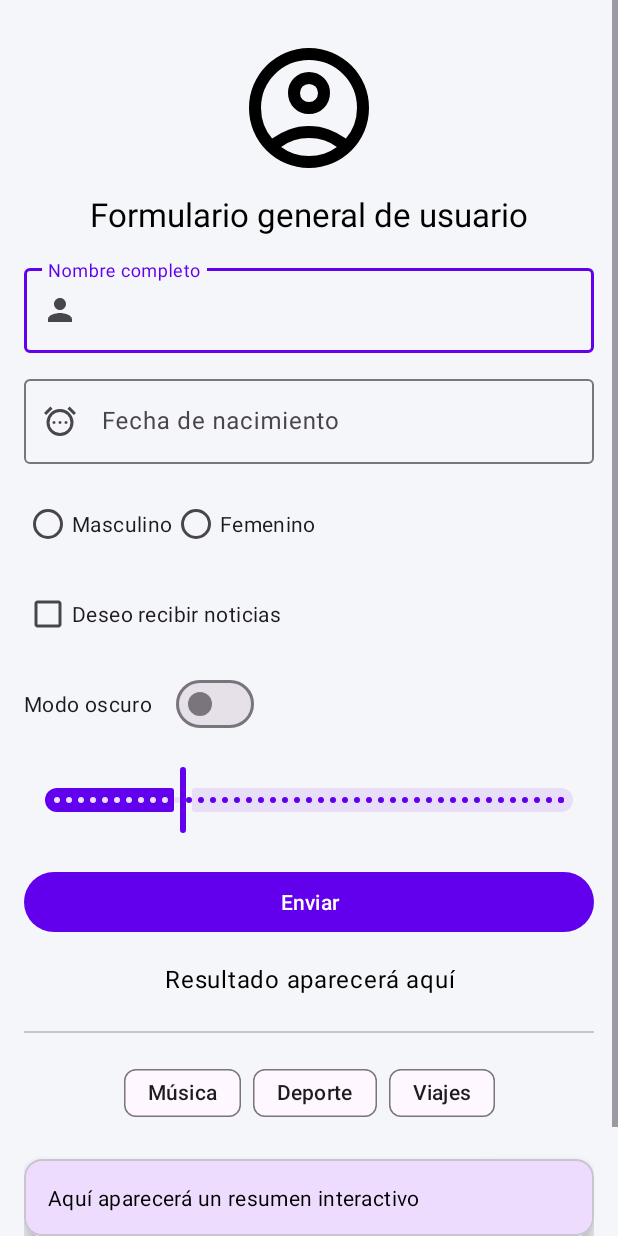
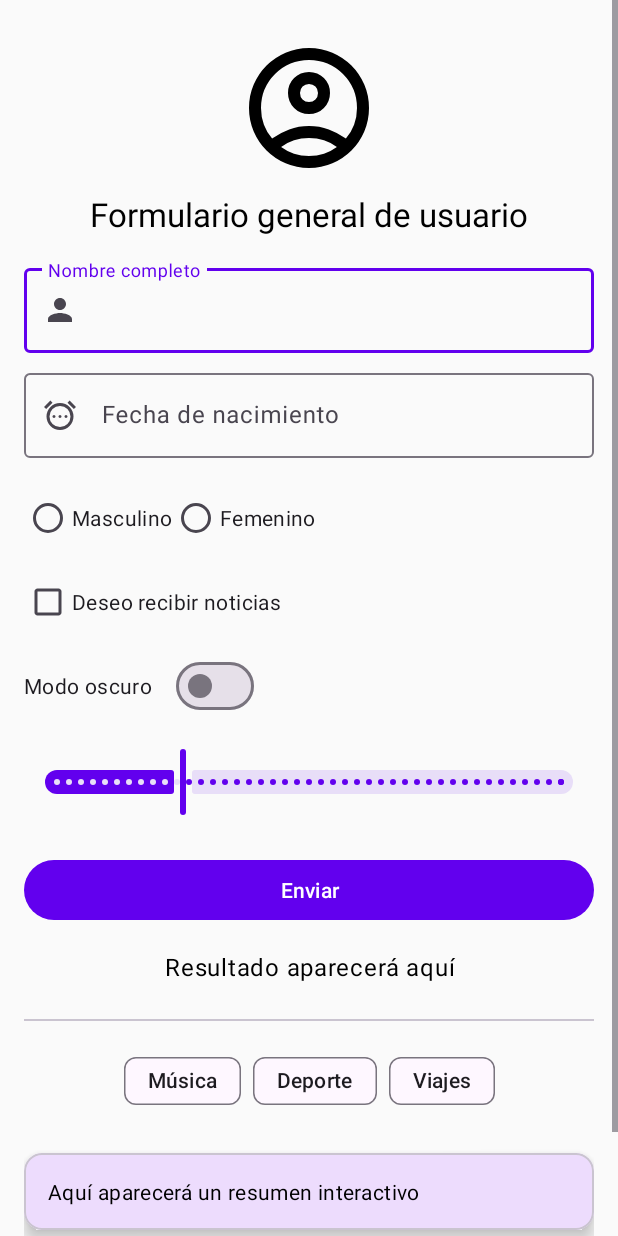
Before and after one commit to EdwardNavarroAs/Kotlin, an Android app: the layout activity_main_advanced.xml on its own in the app's theme, with its tools: preview values and no code run, on a phone screen of 412 x 824 dp. Run offline under Robolectric (Android 15) with nearby library versions, the phone set to English and light mode, and no system bars.

Commit message:
Capitulo 4 xml y kotlin: refactorizando el codigo para que los tamaños, los colores, los strings de la aplicacion esten en recursos de android que despues pueden variar para diferentes dispotivos y para diferentes idiomas

```diff
--- a/04_xml_kotlin/app/src/main/AndroidManifest.xml
+++ b/04_xml_kotlin/app/src/main/AndroidManifest.xml
@@ -17,7 +17,7 @@
         <!-- Activity por defecto que ejecuta android studio-->
         <!--android:name=".MainActivity"-->
         <activity
-            android:name=".MainActivityCards"
+            android:name=".MainActivityAdvanced"
             android:exported="true">
             <intent-filter>
                 <action android:name="android.intent.action.MAIN" />
--- a/04_xml_kotlin/app/src/main/res/layout/activity_main_advanced.xml
+++ b/04_xml_kotlin/app/src/main/res/layout/activity_main_advanced.xml
@@ -31,44 +31,44 @@ NOVEDADES EN ESTA VERSIÓN:
         android:id="@+id/main"
         android:layout_width="match_parent"
         android:layout_height="wrap_content"
-        android:padding="16dp">
+        android:padding="@dimen/margin_medium">
 
         <!-- IMAGEN SUPERIOR -->
         <ImageView
             android:id="@+id/ivLogo"
-            android:layout_width="96dp"
-            android:layout_height="96dp"
+            android:layout_width="@dimen/avatar_size"
+            android:layout_height="@dimen/avatar_size"
             android:src="@drawable/outline_account_circle_24"
-            android:contentDescription="Logo principal"
+            android:contentDescription="@string/app_name"
             app:layout_constraintTop_toTopOf="parent"
             app:layout_constraintStart_toStartOf="parent"
             app:layout_constraintEnd_toEndOf="parent"
-            android:layout_marginTop="8dp" />
+            android:layout_marginTop="@dimen/margin_small" />
 
         <!-- TÍTULO PRINCIPAL -->
         <com.google.android.material.textview.MaterialTextView
             android:id="@+id/tvTitulo"
             android:layout_width="wrap_content"
             android:layout_height="wrap_content"
-            android:text="Formulario general de usuario"
+            android:text="@string/form_title"
             android:textAppearance="@style/TextAppearance.Material3.TitleLarge"
             app:layout_constraintTop_toBottomOf="@id/ivLogo"
             app:layout_constraintStart_toStartOf="parent"
             app:layout_constraintEnd_toEndOf="parent"
-            android:layout_marginTop="8dp" />
+            android:layout_marginTop="@dimen/margin_small" />
 
         <!-- CAMPO DE NOMBRE -->
         <com.google.android.material.textfield.TextInputLayout
             android:id="@+id/tilNombre"
             android:layout_width="0dp"
             android:layout_height="wrap_content"
-            android:hint="Nombre completo"
+            android:hint="@string/hint_name"
             app:startIconDrawable="@drawable/ic_person_black_24dp"
             app:endIconMode="clear_text"
             app:layout_constraintTop_toBottomOf="@id/tvTitulo"
             app:layout_constraintStart_toStartOf="parent"
             app:layout_constraintEnd_toEndOf="parent"
-            android:layout_marginTop="16dp">
+            android:layout_marginTop="@dimen/margin_medium">
 
             <com.google.android.material.textfield.TextInputEditText
                 android:id="@+id/etNombre"
@@ -82,12 +82,12 @@ NOVEDADES EN ESTA VERSIÓN:
             android:id="@+id/tilFecha"
             android:layout_width="0dp"
             android:layout_height="wrap_content"
-            android:hint="Fecha de nacimiento"
+            android:hint="@string/hint_birthdate"
             app:startIconDrawable="@drawable/ic_calendar"
             app:layout_constraintTop_toBottomOf="@id/tilNombre"
             app:layout_constraintStart_toStartOf="parent"
             app:layout_constraintEnd_toEndOf="parent"
-            android:layout_marginTop="12dp">
+            android:layout_marginTop="@dimen/margin_small">
 
             <com.google.android.material.textfield.TextInputEditText
                 android:id="@+id/etFecha"
@@ -105,19 +105,19 @@ NOVEDADES EN ESTA VERSIÓN:
             android:orientation="horizontal"
             app:layout_constraintTop_toBottomOf="@id/tilFecha"
             app:layout_constraintStart_toStartOf="parent"
-            android:layout_marginTop="16dp">
+            android:layout_marginTop="@dimen/margin_medium">
 
             <RadioButton
                 android:id="@+id/rbMasculino"
                 android:layout_width="wrap_content"
                 android:layout_height="wrap_content"
-                android:text="Masculino" />
+                android:text="@string/text_gender_male" />
 
             <RadioButton
                 android:id="@+id/rbFemenino"
                 android:layout_width="wrap_content"
                 android:layout_height="wrap_content"
-                android:text="Femenino" />
+                android:text="@string/text_gender_female" />
         </RadioGroup>
 
         <!-- SUSCRIPCIÓN Y MODO OSCURO -->
@@ -125,19 +125,19 @@ NOVEDADES EN ESTA VERSIÓN:
             android:id="@+id/cbSuscripcion"
             android:layout_width="wrap_content"
             android:layout_height="wrap_content"
-            android:text="Deseo recibir noticias"
+            android:text="@string/text_subscription"
             app:layout_constraintTop_toBottomOf="@id/rgGenero"
             app:layout_constraintStart_toStartOf="parent"
-            android:layout_marginTop="12dp" />
+            android:layout_marginTop="@dimen/margin_small" />
 
         <com.google.android.material.materialswitch.MaterialSwitch
             android:id="@+id/swModoOscuro"
             android:layout_width="wrap_content"
             android:layout_height="wrap_content"
-            android:text="Modo oscuro"
+            android:text="@string/text_dark_mode"
             app:layout_constraintTop_toBottomOf="@id/cbSuscripcion"
             app:layout_constraintStart_toStartOf="parent"
-            android:layout_marginTop="12dp" />
+            android:layout_marginTop="@dimen/margin_small" />
 
         <!-- SLIDER (Edad) -->
         <com.google.android.material.slider.Slider
@@ -151,18 +151,18 @@ NOVEDADES EN ESTA VERSIÓN:
             app:layout_constraintTop_toBottomOf="@id/swModoOscuro"
             app:layout_constraintStart_toStartOf="parent"
             app:layout_constraintEnd_toEndOf="parent"
-            android:layout_marginTop="16dp" />
+            android:layout_marginTop="@dimen/margin_medium" />
 
         <!-- BOTÓN PRINCIPAL -->
         <com.google.android.material.button.MaterialButton
             android:id="@+id/btnEnviar"
             android:layout_width="match_parent"
-            android:layout_height="wrap_content"
-            android:text="Enviar"
+            android:layout_height="@dimen/button_height"
+            android:text="@string/text_send"
             app:layout_constraintTop_toBottomOf="@id/sliderEdad"
             app:layout_constraintStart_toStartOf="parent"
             app:layout_constraintEnd_toEndOf="parent"
-            android:layout_marginTop="20dp" />
+            android:layout_marginTop="@dimen/margin_large" />
 
         <!-- PROGRESS BAR -->
         <ProgressBar
@@ -173,20 +173,20 @@ NOVEDADES EN ESTA VERSIÓN:
             app:layout_constraintTop_toBottomOf="@id/btnEnviar"
             app:layout_constraintStart_toStartOf="parent"
             app:layout_constraintEnd_toEndOf="parent"
-            android:layout_marginTop="12dp" />
+            android:layout_marginTop="@dimen/margin_small" />
 
         <!-- RESULTADO FINAL -->
         <TextView
             android:id="@+id/tvResultado"
             android:layout_width="0dp"
             android:layout_height="wrap_content"
-            android:text="Resultado aparecerá aquí"
+            android:text="@string/msg_result_placeholder"
             android:gravity="center"
             android:textAppearance="@style/TextAppearance.Material3.BodyLarge"
             app:layout_constraintTop_toBottomOf="@id/progressEnvio"
             app:layout_constraintStart_toStartOf="parent"
             app:layout_constraintEnd_toEndOf="parent"
-            android:layout_marginTop="16dp" />
+            android:layout_marginTop="@dimen/margin_medium" />
 
         <!-- DIVIDER -->
         <com.google.android.material.divider.MaterialDivider
@@ -196,7 +196,8 @@ NOVEDADES EN ESTA VERSIÓN:
             app:layout_constraintTop_toBottomOf="@id/tvResultado"
             app:layout_constraintStart_toStartOf="parent"
             app:layout_constraintEnd_toEndOf="parent"
-            android:layout_marginTop="24dp" />
+            android:layout_marginTop="@dimen/margin_large"
+            android:background="@color/dividerColor" />
 
         <!-- CHIPGROUP -->
         <com.google.android.material.chip.ChipGroup
@@ -206,9 +207,9 @@ NOVEDADES EN ESTA VERSIÓN:
             app:layout_constraintTop_toBottomOf="@id/dividerExtra"
             app:layout_constraintStart_toStartOf="parent"
             app:layout_constraintEnd_toEndOf="parent"
-            app:chipSpacingHorizontal="8dp"
+            app:chipSpacingHorizontal="@dimen/margin_small"
             app:chipSpacingVertical="4dp"
-            android:layout_marginTop="16dp">
+            android:layout_marginTop="@dimen/margin_medium">
 
             <com.google.android.material.chip.Chip
                 android:id="@+id/chipMusica"
@@ -240,13 +241,13 @@ NOVEDADES EN ESTA VERSIÓN:
             app:layout_constraintTop_toBottomOf="@id/chipGroupIntereses"
             app:layout_constraintStart_toStartOf="parent"
             app:layout_constraintEnd_toEndOf="parent"
-            android:layout_marginTop="20dp"
-            app:cardCornerRadius="12dp"
+            android:layout_marginTop="@dimen/margin_large"
+            app:cardCornerRadius="@dimen/card_corner_radius"
             app:cardElevation="6dp">
 
             <LinearLayout
                 android:orientation="vertical"
-                android:padding="16dp"
+                android:padding="@dimen/margin_medium"
                 android:layout_width="match_parent"
                 android:layout_height="wrap_content">
 
@@ -254,7 +255,7 @@ NOVEDADES EN ESTA VERSIÓN:
                     android:id="@+id/tvResumenCard"
                     android:layout_width="wrap_content"
                     android:layout_height="wrap_content"
-                    android:text="Aquí aparecerá un resumen interactivo"
+                    android:text="@string/msg_card_placeholder"
                     android:textAppearance="@style/TextAppearance.Material3.BodyMedium" />
             </LinearLayout>
         </com.google.android.material.card.MaterialCardView>
@@ -262,14 +263,14 @@ NOVEDADES EN ESTA VERSIÓN:
         <!-- IMAGEBUTTON (acción rápida) -->
         <ImageButton
             android:id="@+id/btnRefrescar"
-            android:layout_width="48dp"
-            android:layout_height="48dp"
+            android:layout_width="@dimen/button_height"
+            android:layout_height="@dimen/button_height"
             android:src="@drawable/ic_refresh"
-            android:contentDescription="Refrescar formulario"
+            android:contentDescription="@string/msg_refresh"
             app:tint="@color/teal_700"
             app:layout_constraintTop_toBottomOf="@id/cardResumen"
             app:layout_constraintStart_toStartOf="parent"
-            android:layout_marginTop="16dp" />
+            android:layout_marginTop="@dimen/margin_medium" />
 
     </androidx.constraintlayout.widget.ConstraintLayout>
 </ScrollView>
--- /dev/null
+++ b/04_xml_kotlin/app/src/main/res/values-sw600dp/dimens.xml
@@ -0,0 +1,12 @@
+<?xml version="1.0" encoding="utf-8"?>
+<resources>
+    <!-- Valores adaptados para pantallas grandes -->
+    <dimen name="margin_small">12dp</dimen>
+    <dimen name="margin_medium">24dp</dimen>
+    <dimen name="margin_large">32dp</dimen>
+
+    <dimen name="avatar_size">128dp</dimen>
+    <dimen name="button_height">56dp</dimen>
+
+    <dimen name="card_corner_radius">16dp</dimen>
+</resources>
--- a/04_xml_kotlin/app/src/main/res/values/colors.xml
+++ b/04_xml_kotlin/app/src/main/res/values/colors.xml
@@ -1,11 +1,24 @@
 <?xml version="1.0" encoding="utf-8"?>
 <resources>
-    <color name="black">#FF000000</color>
-    <color name="white">#FFFFFFFF</color>
+    <!-- Colores principales del tema -->
     <color name="purple_200">#BB86FC</color>
     <color name="purple_500">#6200EE</color>
     <color name="purple_700">#3700B3</color>
     <color name="teal_200">#03DAC5</color>
     <color name="teal_700">#018786</color>
-    <color name="formBackground">#F5F6FA</color>
+
+    <!-- Colores base de texto y fondos -->
+    <color name="black">#000000</color>
+    <color name="white">#FFFFFF</color>
+
+    <!-- Fondo general del formulario -->
+    <color name="formBackground">#FAFAFA</color>
+
+    <!-- Divisores y detalles -->
+    <color name="dividerColor">#E0E0E0</color>
+
+    <!-- Estados y acentos -->
+    <color name="success_green">#4CAF50</color>
+    <color name="error_red">#D32F2F</color>
+    <color name="warning_orange">#FFA000</color>
 </resources>
--- /dev/null
+++ b/04_xml_kotlin/app/src/main/res/values/dimens.xml
@@ -0,0 +1,14 @@
+<?xml version="1.0" encoding="utf-8"?>
+<resources>
+    <!-- Margenes y paddings -->
+    <dimen name="margin_small">8dp</dimen>
+    <dimen name="margin_medium">16dp</dimen>
+    <dimen name="margin_large">24dp</dimen>
+
+    <!-- Tamaños comunes -->
+    <dimen name="avatar_size">96dp</dimen>
+    <dimen name="button_height">48dp</dimen>
+
+    <!-- Radio de esquinas -->
+    <dimen name="card_corner_radius">12dp</dimen>
+</resources>
--- a/04_xml_kotlin/app/src/main/res/values/strings.xml
+++ b/04_xml_kotlin/app/src/main/res/values/strings.xml
@@ -1,3 +1,61 @@
+<?xml version="1.0" encoding="utf-8"?>
 <resources>
-    <string name="app_name">XmlKotlin</string>
+    <!-- ────────────────────────────────────────────────
+         TÍTULOS Y NOMBRES GENERALES
+         ──────────────────────────────────────────────── -->
+    <string name="app_name">Formulario Avanzado</string>
+    <string name="form_title">Formulario general de usuario</string>
+
+    <!-- ────────────────────────────────────────────────
+         ETIQUETAS DE CAMPOS
+         ──────────────────────────────────────────────── -->
+    <string name="hint_name">Nombre completo</string>
+    <string name="hint_birthdate">Fecha de nacimiento</string>
+    <string name="text_gender_male">Masculino</string>
+    <string name="text_gender_female">Femenino</string>
+    <string name="text_gender_unknown">No especificado</string>
+    <string name="text_subscription">Deseo recibir noticias</string>
+    <string name="text_dark_mode">Modo oscuro</string>
+    <string name="text_send">Enviar</string>
+
+    <!-- ────────────────────────────────────────────────
+         OPCIONES Y VALORES BÁSICOS
+         ──────────────────────────────────────────────── -->
+    <string name="text_si">Sí</string>
+    <string name="text_no">No</string>
+    <string name="text_no_definida">No definida</string>
+
+    <!-- ────────────────────────────────────────────────
+         MENSAJES Y PLACEHOLDERS
+         ──────────────────────────────────────────────── -->
+    <string name="msg_result_placeholder">Resultado aparecerá aquí</string>
+    <string name="msg_card_placeholder">Aquí aparecerá un resumen interactivo</string>
+    <string name="msg_refresh">Formulario limpiado</string>
+    <string name="msg_form_reiniciado">Formulario reiniciado.</string>
+    <string name="msg_enviado_ok">Datos enviados correctamente ✅</string>
+    <string name="no_intereses">Ningún interés seleccionado</string>
+    <string name="intereses_prefix">Intereses:</string>
+
+    <!-- ────────────────────────────────────────────────
+         MENSAJES DE ERROR Y VALIDACIÓN
+         ──────────────────────────────────────────────── -->
+    <string name="error_nombre_requerido">Por favor, ingresa tu nombre</string>
+
+    <!-- ────────────────────────────────────────────────
+         DIÁLOGOS Y CONFIRMACIONES
+         ──────────────────────────────────────────────── -->
+    <string name="dialog_titulo_confirmar">Confirmar envío</string>
+    <string name="dialog_mensaje_confirmar">¿Deseas enviar el formulario?</string>
+
+    <!-- ────────────────────────────────────────────────
+         FORMATO DE RESUMEN (usa placeholders con getString)
+         ──────────────────────────────────────────────── -->
+    <string name="resumen_datos">
+        Nombre: %1$s\n
+        Fecha de nacimiento: %2$s\n
+        Género: %3$s\n
+        Edad: %4$d\n
+        Suscripción: %5$s\n
+        %6$s
+    </string>
 </resources>
```
Also changed, not shown: 04_xml_kotlin/app/src/main/java/com/example/xmlkotlin/MainActivityAdvanced.kt (+46 -38 lines).
